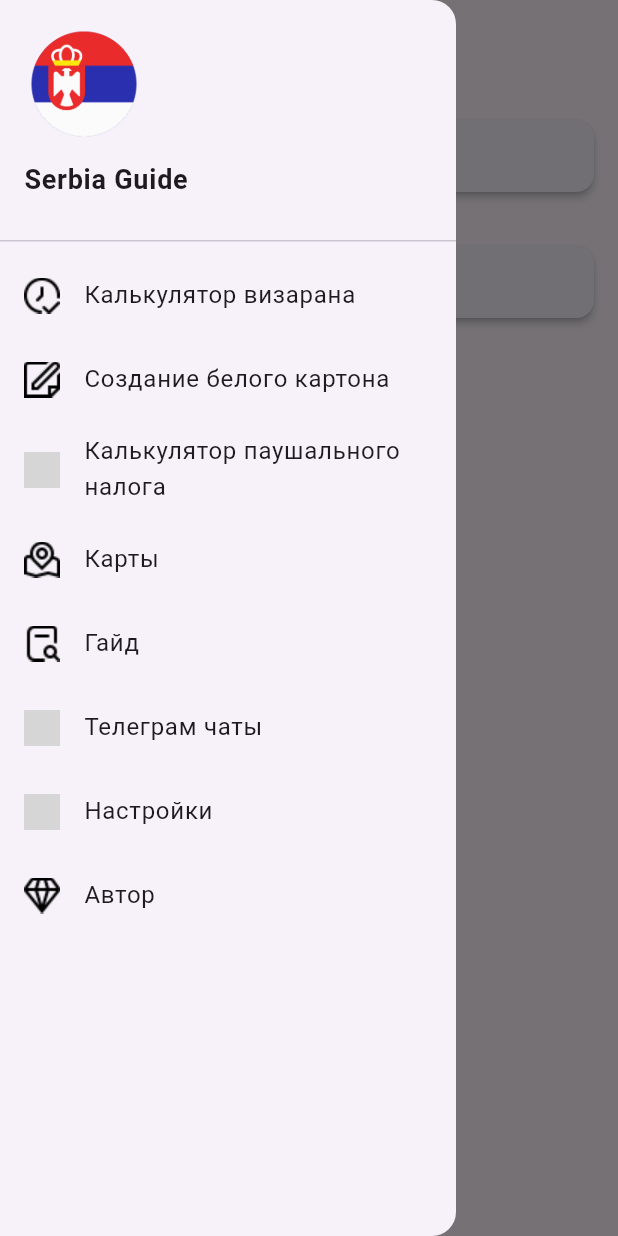
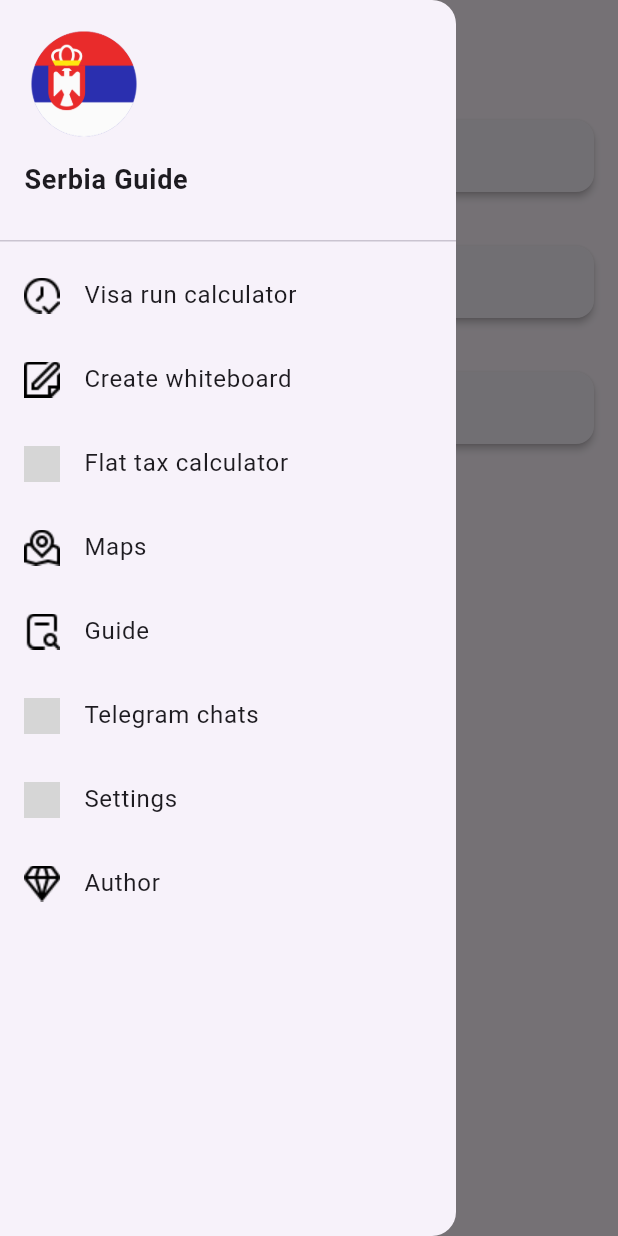
Before and after one commit to ialakey/srbguide, a Flutter app: the SettingsScreen screen opened directly, with the side drawer open, on a phone screen of 412 x 824 dp. Run offline on Flutter 3.47's test engine with Material 3 defaults, Android fonts, the phone set to English and light mode, and no system bars; our stand-ins replace flutter_markdown, flutter_xlider, open_file, photo_view, quickalert, share and 2 more; missing offline and left inert: add_2_calendar, docx_template; accounts and stored records are empty; grey boxes are pictures that could not be loaded.

Commit message:
add en localization change settings

```diff
--- a/lib/app_localizations.dart
+++ b/lib/app_localizations.dart
@@ -33,7 +33,7 @@ class _AppLocalizationsDelegate
 
   @override
   bool isSupported(Locale locale) {
-    return ['ru'].contains(locale.languageCode);
+    return ['en', 'ru'].contains(locale.languageCode);
   }
 
   @override
--- /dev/null
+++ b/lib/l10n/app_en.arb
@@ -0,0 +1,59 @@
+{
+  "app_name": "Serbia Guide",
+  "calculator_visarun": "Visa run calculator",
+  "select_entry_date_serbia": "Select entry date to Serbia",
+  "remaining_days": "Remaining days",
+  "leave_serbia_by": "You must leave Serbia by",
+  "create_calendar_event": "Create calendar event?",
+  "yes": "Yes",
+  "no": "No",
+  "select_date": "Select date",
+  "choose_date": "Choose date",
+  "select_time": "Select time",
+  "choose_time": "Choose time",
+  "create": "Create",
+  "visarun": "Visa Run",
+  "need_make_visa_run_by": "Need to make visa run by",
+  "create_whiteboard": "Create whiteboard",
+  "flat_tax_calculator": "Flat tax calculator",
+  "maps": "Maps",
+  "guide": "Guide",
+  "tg_chats": "Telegram chats",
+  "settings": "Settings",
+  "author": "Author",
+  "cleared": "Cleared",
+  "clear_data": "Clear data",
+  "light_theme": "Light theme",
+  "dark_theme": "Dark theme",
+  "confirmation": "Confirmation",
+  "confirm_clear_data": "Are you sure you want to clear the data?",
+  "search": "Search",
+  "search_placeholder": "Enter text to search",
+  "saved": "Saved",
+  "save": "Save",
+  "share": "Share",
+  "download": "Download",
+  "error": "Error",
+  "fill_all_fields": "Fill in all fields",
+  "registration_date": "Registration date",
+  "owner_info": "Owner information",
+  "registration_address": "Registration address",
+  "arrival_date": "Arrival date",
+  "place_arrival": "Place of arrival",
+  "number_document": "Document number",
+  "nationality": "Nationality",
+  "place_of_birth": "Place of birth",
+  "sex": "Sex",
+  "date_of_birth": "Date of birth",
+  "name": "Name",
+  "surname": "Surname",
+  "input_surname": "Enter surname",
+  "input_name": "Enter name",
+  "info_by_author": "This app is developed solely out of enthusiasm. If it has been helpful to you and you wish to express gratitude to the author, there are a few ways to do so! 😎",
+  "donate": "Via phone number +7 952 633 49 42 SPB Sber, QIWI",
+  "crypto": "Crypto",
+  "change_language": "Change language",
+  "select_language": "Выбрать язык",
+  "russian": "Russian",
+  "english": "English"
+}
--- a/lib/l10n/app_ru.arb
+++ b/lib/l10n/app_ru.arb
@@ -51,5 +51,9 @@
   "input_name": "Введите имя",
   "info_by_author": "Это приложение разрабатывается исключительно на основе энтузиазма. Если оно оказало вам помощь и вы желаете выразить благодарность автору, есть несколько способов сделать это! 😎",
   "donate": "По номеру телефона +7 952 633 49 42 СПБ Сбер, QIWI",
-  "crypto": "Крипта"
+  "crypto": "Крипта",
+  "change_language": "Сменить язык",
+  "select_language": "Выбрать язык",
+  "russian": "Русский",
+  "english": "Английский"
 }
--- a/lib/language_provider.dart
+++ b/lib/language_provider.dart
@@ -1,12 +1,22 @@
 import 'package:flutter/material.dart';
+import 'package:shared_preferences/shared_preferences.dart';
 
 class LanguageProvider extends ChangeNotifier {
-  Locale _selectedLocale = const Locale('ru', '');
+  late SharedPreferences _prefs;
+  late Locale _selectedLocale;
 
   Locale get selectedLocale => _selectedLocale;
 
+  Future<void> init() async {
+    _prefs = await SharedPreferences.getInstance();
+    String? savedLanguage = _prefs.getString('selectedLanguage');
+    _selectedLocale = savedLanguage != null ? Locale(savedLanguage) : const Locale('en', ''); // Default to 'en' if no language is saved
+    notifyListeners();
+  }
+
   void updateLocale(Locale newLocale) {
     _selectedLocale = newLocale;
+    _prefs.setString('selectedLanguage', newLocale.languageCode);
     notifyListeners();
   }
 }
--- a/lib/main.dart
+++ b/lib/main.dart
@@ -1,3 +1,4 @@
+import 'package:flutter/cupertino.dart';
 import 'package:flutter/material.dart';
 import 'package:provider/provider.dart';
 import 'package:shared_preferences/shared_preferences.dart';
@@ -16,9 +17,12 @@ void main() async {
   bool isDarkMode = prefs.getBool('isDarkMode') ?? false;
   ThemeMode initialThemeMode = isDarkMode ? ThemeMode.dark : ThemeMode.light;
 
+  LanguageProvider languageProvider = LanguageProvider();
+  await languageProvider.init();
+
   runApp(
     ChangeNotifierProvider<LanguageProvider>(
-      create: (_) => LanguageProvider(),
+      create: (_) => languageProvider,
       child: MainScreen(
         initialThemeMode: initialThemeMode,
       ),
@@ -61,12 +65,13 @@ class _MainScreenState extends State<MainScreen> {
 
     return MaterialApp(
       localizationsDelegates: [
+        AppLocalizations.delegate,
         GlobalMaterialLocalizations.delegate,
         GlobalWidgetsLocalizations.delegate,
-        AppLocalizations.delegate,
       ],
       supportedLocales: [
-        Locale('ru'),
+        Locale('en', ''),
+        Locale('ru', ''),
       ],
       darkTheme: ThemeData.dark(),
       themeMode: _themeMode,
--- a/lib/screens/settings.dart
+++ b/lib/screens/settings.dart
@@ -1,7 +1,9 @@
 import 'package:flutter/material.dart';
+import 'package:provider/provider.dart';
 import 'package:quickalert/quickalert.dart';
 import 'package:shared_preferences/shared_preferences.dart';
 import 'package:srbguide/app_localizations.dart';
+import 'package:srbguide/language_provider.dart';
 import 'package:srbguide/main.dart';
 import 'package:srbguide/widget/app_bar.dart';
 import 'package:srbguide/widget/drawer.dart';
@@ -20,6 +22,7 @@ class _SettingsScreenState extends State<SettingsScreen> {
   void initState() {
     super.initState();
     _loadSettings();
+    Provider.of<LanguageProvider>(context, listen: false).init();
   }
 
   Future<void> _loadSettings() async {
@@ -105,6 +108,8 @@ class _SettingsScreenState extends State<SettingsScreen> {
               _toggleTheme,
             ),
             SizedBox(height: 20),
+            _buildLanguageCard(context),
+            SizedBox(height: 20),
             _buildCard(
               AppLocalizations.of(context)!.translate('clear_data'),
               ThemedIcon(
@@ -143,4 +148,63 @@ class _SettingsScreenState extends State<SettingsScreen> {
       ),
     );
   }
+
+  Widget _buildLanguageCard(BuildContext context) {
+    final languageProvider = Provider.of<LanguageProvider>(context);
+
+    return Card(
+      elevation: 2,
+      margin: EdgeInsets.symmetric(vertical: 8.0),
+      child: InkWell(
+        onTap: () => _showLanguageDialog(context, languageProvider),
+        child: Padding(
+          padding: EdgeInsets.all(12.0),
+          child: Row(
+            children: [
+              SizedBox(width: 10),
+              Text(
+                AppLocalizations.of(context)!.translate('change_language'),
+                style: TextStyle(fontSize: 16),
+              ),
+              SizedBox(width: 10),
+              ThemedIcon(
+                lightIcon: 'assets/icons_24x24/globe.png',
+                darkIcon: 'assets/icons_24x24/globe.png',
+                size: 24.0,
+              ),
+            ],
+          ),
+        ),
+      ),
+    );
+  }
+
+  void _showLanguageDialog(BuildContext context, LanguageProvider languageProvider) {
+    showDialog(
+      context: context,
+      builder: (BuildContext context) {
+        return AlertDialog(
+          title: Text(AppLocalizations.of(context)!.translate('select_language'),),
+          content: SingleChildScrollView(
+            child: Column(
+              children: [
+                _buildLanguageOption(context, languageProvider, AppLocalizations.of(context)!.translate('english'), Locale('en', '')),
+                _buildLanguageOption(context, languageProvider, AppLocalizations.of(context)!.translate('russian'), Locale('ru', '')),
+              ],
+            ),
+          ),
+        );
+      },
+    );
+  }
+
+  Widget _buildLanguageOption(BuildContext context, LanguageProvider languageProvider, String languageName, Locale locale) {
+    return ListTile(
+      title: Text(languageName),
+      onTap: () {
+        languageProvider.updateLocale(locale);
+        Navigator.of(context).pop();
+      },
+    );
+  }
 }
```
Also changed, not shown: assets/icons_24x24/globe.png (added).
